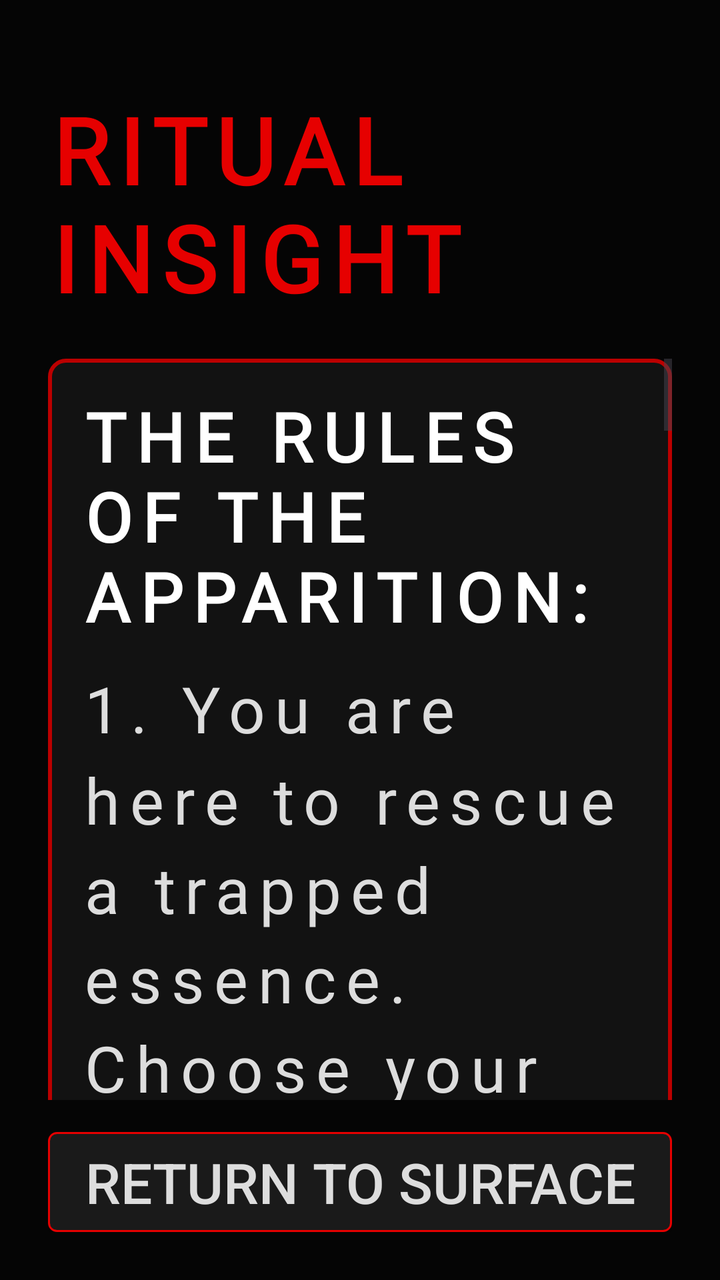
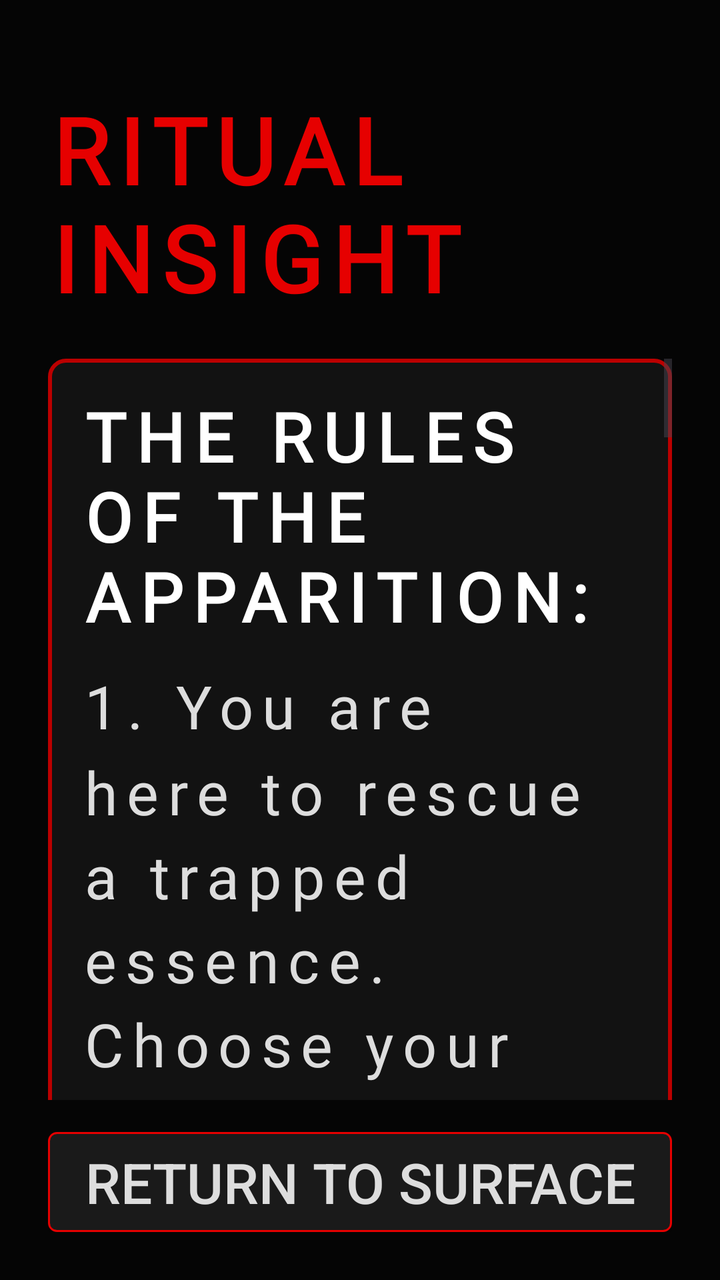

Two renders of the same Android screen: before a commit and after it. Below are the layout's source before the change and the commit's diff.
<!-- AndroidManifest.xml: application theme Theme.LastWord -->
<!-- res/layout/activity_instructions.xml -->
<?xml version="1.0" encoding="utf-8"?>
<androidx.constraintlayout.widget.ConstraintLayout xmlns:android="http://schemas.android.com/apk/res/android"
    xmlns:app="http://schemas.android.com/apk/res-auto"
    android:layout_width="match_parent"
    android:layout_height="match_parent"
    android:background="@color/pure_dark"
    android:padding="24dp">

    <TextView
        android:id="@+id/tvInstructionsTitle"
        android:layout_width="wrap_content"
        android:layout_height="wrap_content"
        android:text="RITUAL INSIGHT"
        android:textColor="@color/horror_red"
        android:textSize="46sp"
        android:textStyle="bold"
        android:letterSpacing="0.1"
        android:layout_marginTop="20dp"
        app:layout_constraintTop_toTopOf="parent"
        app:layout_constraintStart_toStartOf="parent"
        app:layout_constraintEnd_toEndOf="parent" android:fontFamily="@font/ghastly_panic" />

    <ScrollView
        android:layout_width="match_parent"
        android:layout_height="0dp"
        android:layout_marginTop="20dp"
        android:layout_marginBottom="16dp"
        app:layout_constraintTop_toBottomOf="@id/tvInstructionsTitle"
        app:layout_constraintBottom_toTopOf="@+id/btnBack"
        app:layout_constraintStart_toStartOf="parent"
        app:layout_constraintEnd_toEndOf="parent">

        <LinearLayout
            android:layout_width="match_parent"
            android:layout_height="wrap_content"
            android:orientation="vertical"
            android:background="@drawable/bg_horror_card"
            android:padding="16dp">

            <TextView android:letterSpacing="0.15" android:fontFamily="@font/ghastly_panic"
                android:layout_width="match_parent"
                android:layout_height="wrap_content"
                android:text="THE RULES OF THE APPARITION:"
                android:textColor="@color/white"
                android:textSize="34sp"
                android:textStyle="bold"
                android:layout_marginBottom="12dp"/>

            <TextView android:letterSpacing="0.15" android:fontFamily="@font/ghastly_panic"
                android:layout_width="match_parent"
                android:layout_height="wrap_content"
                android:text="1. You are here to rescue a trapped essence. Choose your destination target wisely: Animals, Objects, or Celebrities.\n\n2. The levels determine the sacrifice risk. Easy targets animals, Intermediate targets an unknown adult, and Hard invokes a silent psychological nursery nightmare where an infant's presence is threatened.\n\n3. Select a ritual mode. Classic allows you to guess carefully through errors. Timer Mode accelerates reality, imposing an unyielding time limit before permanent failure is cast.\n\n4. Select keys from the grid. Correct choices manifest hidden words. Wrong selections immediately invoke environmental decay: screen flickers, darkness compression, and psychological dread markers advance.\n\n5. If your attempts disintegrate to 0 or the countdown hits absolute null, the connection severs permanently. You will have caused another sacrifice (Kill)."
                android:textColor="@color/pale_white"
                android:textSize="32sp"
                android:lineSpacingMultiplier="1.2"/>
        </LinearLayout>
    </ScrollView>

    <androidx.appcompat.widget.AppCompatButton android:textSize="28sp"
        android:id="@+id/btnBack"
        android:layout_width="match_parent"
        android:layout_height="50dp"
        android:text="RETURN TO SURFACE"
        android:textColor="@color/pale_white"
        android:background="@drawable/bg_button_dark"
        app:layout_constraintBottom_toBottomOf="parent"
        app:layout_constraintStart_toStartOf="parent"
        app:layout_constraintEnd_toEndOf="parent"/>

</androidx.constraintlayout.widget.ConstraintLayout>
<!-- resources referenced by this layout -->
<resources>
  <color name="horror_red">#E60000</color>
  <color name="pale_white">#DDDDDD</color>
  <color name="pure_dark">#050505</color>
  <color name="white">#FFFFFF</color>
  <!-- drawable bg_button_dark (drawable) -->
  <?xml version="1.0" encoding="utf-8"?>
  <selector xmlns:android="http://schemas.android.com/apk/res/android">
      <item android:state_pressed="true">
          <shape>
              <solid android:color="@color/blood_red" />
              <stroke android:width="1dp" android:color="@color/horror_red" />
              <corners android:radius="4dp" />
          </shape>
      </item>
      <item android:state_enabled="false">
          <shape>
              <solid android:color="#0a0a0a" />
              <stroke android:width="1dp" android:color="#222222" />
              <corners android:radius="4dp" />
          </shape>
      </item>
      <item>
          <shape>
              <solid android:color="#1a1a1a" />
              <stroke android:width="1dp" android:color="@color/horror_red" />
              <corners android:radius="4dp" />
          </shape>
      </item>
  </selector>
  <!-- drawable bg_horror_card (drawable) -->
  <?xml version="1.0" encoding="utf-8"?>
  <shape xmlns:android="http://schemas.android.com/apk/res/android">
      <solid android:color="#121212" />
      <stroke android:width="2dp" android:color="@color/blood_red" />
      <corners android:radius="8dp" />
  </shape>
  <style name="Theme.LastWord" parent="Base.Theme.LastWord" />
  <color name="blood_red">#BB0000</color>
  <style name="Base.Theme.LastWord" parent="Theme.Material3.DayNight.NoActionBar">
          
          <item name="colorPrimary">@color/horror_red</item>
          <item name="colorOnPrimary">@color/white</item>
          <item name="colorSecondary">@color/crimson</item>
          <item name="android:windowBackground">@color/pure_dark</item>
          <item name="android:navigationBarColor">@color/black</item>
          <item name="android:statusBarColor">@color/black</item>
          
          
          <item name="android:textAppearanceSmall">@style/HorrorText.Small</item>
          <item name="android:textAppearanceMedium">@style/HorrorText.Medium</item>
          <item name="android:textAppearanceLarge">@style/HorrorText.Large</item>
      </style>
  <color name="crimson">#FF0000</color>
  <color name="black">#000000</color>
  <style name="HorrorText.Small">
          <item name="android:textSize">12sp</item>
      </style>
  <style name="HorrorText.Medium">
          <item name="android:textSize">16sp</item>
      </style>
  <style name="HorrorText.Large">
          <item name="android:textSize">22sp</item>
      </style>
</resources>

<!-- the commit's change to res/layout/activity_instructions.xml (unified diff, before → after) -->
@@ -49,9 +49,9 @@
             <TextView android:letterSpacing="0.15" android:fontFamily="@font/ghastly_panic"
                 android:layout_width="match_parent"
                 android:layout_height="wrap_content"
-                android:text="1. You are here to rescue a trapped essence. Choose your destination target wisely: Animals, Objects, or Celebrities.\n\n2. The levels determine the sacrifice risk. Easy targets animals, Intermediate targets an unknown adult, and Hard invokes a silent psychological nursery nightmare where an infant's presence is threatened.\n\n3. Select a ritual mode. Classic allows you to guess carefully through errors. Timer Mode accelerates reality, imposing an unyielding time limit before permanent failure is cast.\n\n4. Select keys from the grid. Correct choices manifest hidden words. Wrong selections immediately invoke environmental decay: screen flickers, darkness compression, and psychological dread markers advance.\n\n5. If your attempts disintegrate to 0 or the countdown hits absolute null, the connection severs permanently. You will have caused another sacrifice (Kill)."
+                android:text="1. You are here to rescue a trapped essence. Choose your destination target wisely: Animals, Horror Movies, or Celebrities.\n\n2. The levels determine sacrifice risk and assistance. Easy provides cryptic clues to assist your guesses. Medium and Hard force you into total psychological darkness without clues.\n\n3. Daily Challenge summons a unique, medium-difficulty tether once per local day. Each daily outcome is etched permanently into your record once.\n\n4. Select a ritual mode. Classic allows you to guess carefully through errors. Timer Mode accelerates reality, imposing an unyielding time limit before permanent failure is cast.\n\n5. Select keys from the grid. Correct choices reveal letters; completing the word severs the rope to set them free. Wrong selections or running out of time seal their doom and tally a Kill.\n\n6. The Soul Registry preserves your total rituals, saved lives, kills, resonance scores, and rescue streaks offline on this device."
                 android:textColor="@color/pale_white"
-                android:textSize="32sp"
+                android:textSize="30sp"
                 android:lineSpacingMultiplier="1.2"/>
         </LinearLayout>
     </ScrollView>
